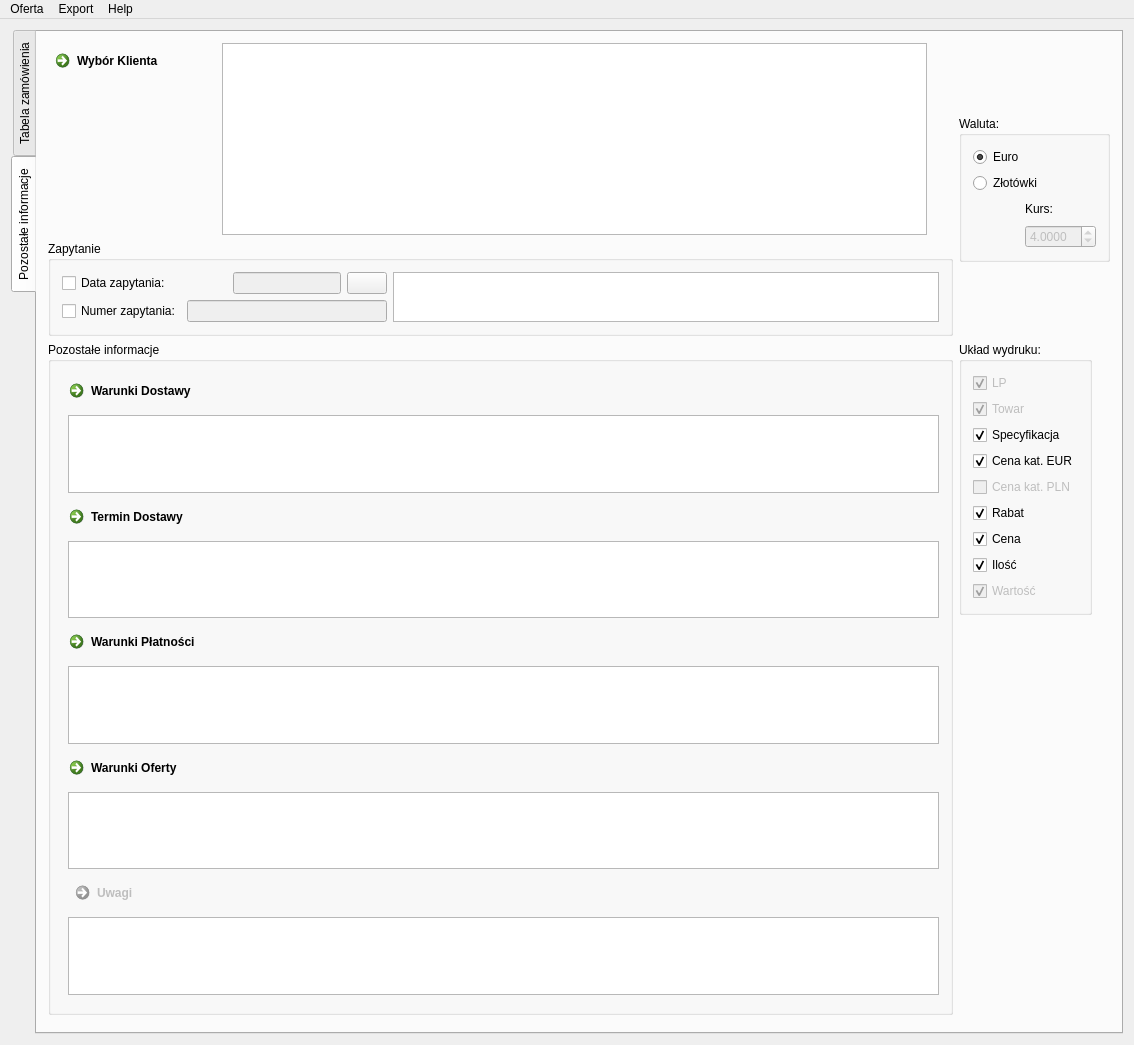
The window that forms/MainWindow.ui (konserw/pyOffer) describes before a commit, drawn with Qt 5.
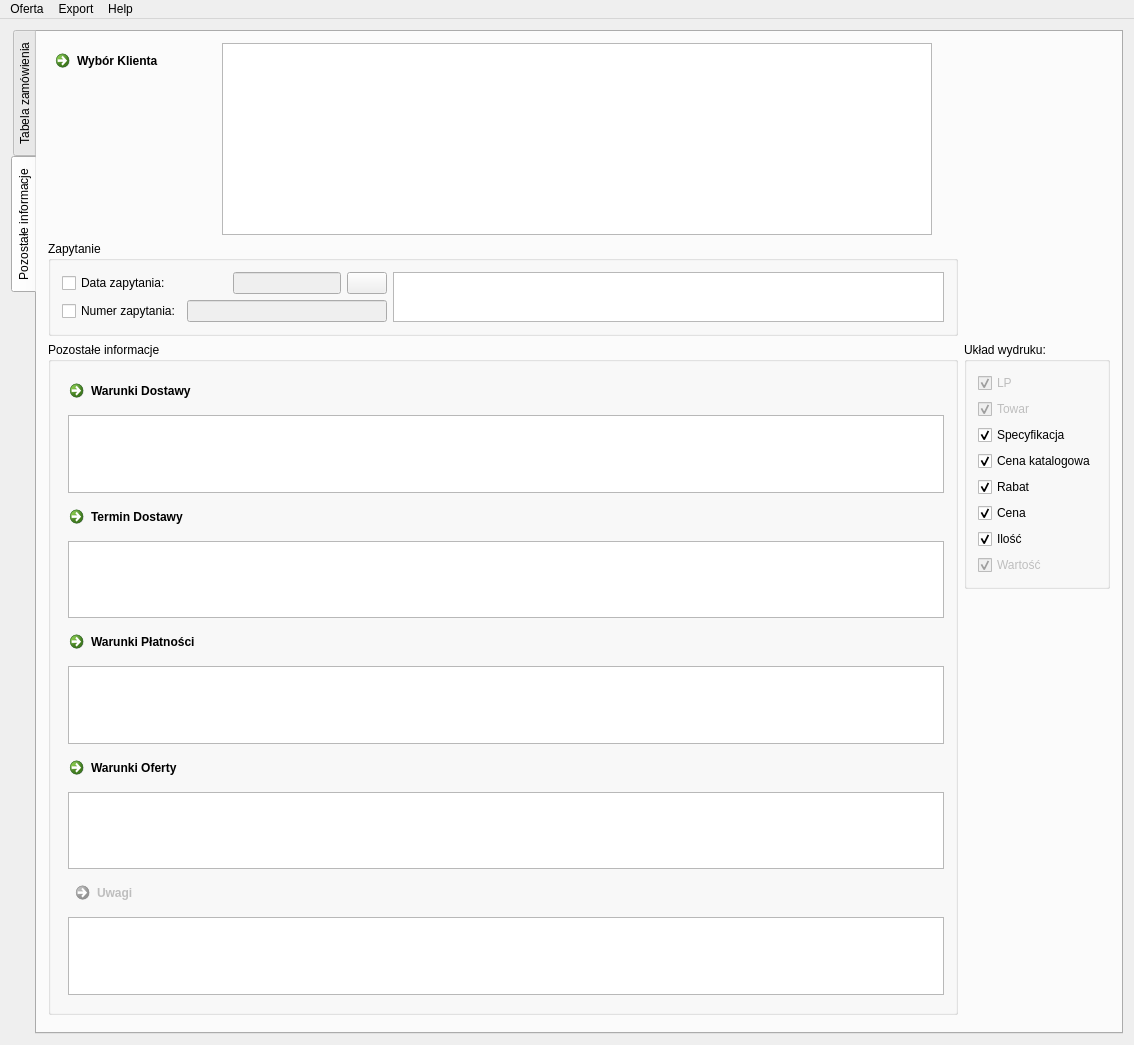
The same window after the commit. Icons and pictures are not drawn. Custom widgets are drawn as their Qt base class.

Commit message: Remove currecny exchange related uis

```diff
--- a/forms/MainWindow.ui
+++ b/forms/MainWindow.ui
@@ -117,93 +117,6 @@
           </item>
          </layout>
         </item>
-        <item row="0" column="2" rowspan="2">
-         <widget class="QGroupBox" name="group_box_currency">
-          <property name="sizePolicy">
-           <sizepolicy hsizetype="Fixed" vsizetype="Fixed">
-            <horstretch>0</horstretch>
-            <verstretch>0</verstretch>
-           </sizepolicy>
-          </property>
-          <property name="title">
-           <string>Waluta:</string>
-          </property>
-          <layout class="QGridLayout" name="gridLayout_3">
-           <item row="0" column="0" colspan="3">
-            <widget class="QRadioButton" name="radio_button_EUR">
-             <property name="text">
-              <string>Euro</string>
-             </property>
-             <property name="checked">
-              <bool>true</bool>
-             </property>
-            </widget>
-           </item>
-           <item row="1" column="0" colspan="3">
-            <widget class="QRadioButton" name="radio_button_PLN">
-             <property name="text">
-              <string>Złotówki</string>
-             </property>
-            </widget>
-           </item>
-           <item row="2" column="0">
-            <spacer name="horizontalSpacer">
-             <property name="orientation">
-              <enum>Qt::Horizontal</enum>
-             </property>
-             <property name="sizeHint" stdset="0">
-              <size>
-               <width>40</width>
-               <height>20</height>
-              </size>
-             </property>
-            </spacer>
-           </item>
-           <item row="2" column="2">
-            <widget class="QLabel" name="label_exchange_rate">
-             <property name="enabled">
-              <bool>true</bool>
-             </property>
-             <property name="text">
-              <string>Kurs:</string>
-             </property>
-            </widget>
-           </item>
-           <item row="3" column="0">
-            <spacer name="horizontalSpacer_3">
-             <property name="orientation">
-              <enum>Qt::Horizontal</enum>
-             </property>
-             <property name="sizeHint" stdset="0">
-              <size>
-               <width>40</width>
-               <height>20</height>
-              </size>
-             </property>
-            </spacer>
-           </item>
-           <item row="3" column="2">
-            <widget class="QDoubleSpinBox" name="spin_box_exchange_rate">
-             <property name="enabled">
-              <bool>false</bool>
-             </property>
-             <property name="decimals">
-              <number>4</number>
-             </property>
-             <property name="maximum">
-              <double>99.999899999999997</double>
-             </property>
-             <property name="singleStep">
-              <double>0.010000000000000</double>
-             </property>
-             <property name="value">
-              <double>4.000000000000000</double>
-             </property>
-            </widget>
-           </item>
-          </layout>
-         </widget>
-        </item>
         <item row="1" column="0" colspan="2">
          <widget class="QGroupBox" name="grup_box_query">
           <property name="sizePolicy">
@@ -564,26 +477,13 @@
            <item>
             <widget class="QCheckBox" name="check_box_list_price_eur_column">
              <property name="text">
-              <string>Cena kat. EUR</string>
+              <string>Cena katalogowa</string>
              </property>
              <property name="checked">
               <bool>true</bool>
              </property>
             </widget>
            </item>
-           <item>
-            <widget class="QCheckBox" name="check_box_list_price_pln_column">
-             <property name="enabled">
-              <bool>false</bool>
-             </property>
-             <property name="text">
-              <string>Cena kat. PLN</string>
-             </property>
-             <property name="checked">
-              <bool>false</bool>
-             </property>
-            </widget>
-           </item>
            <item>
             <widget class="QCheckBox" name="check_box_discount_column">
              <property name="text">
```
Left out of the diff: 4 changed lines with no effect on the pictures.
